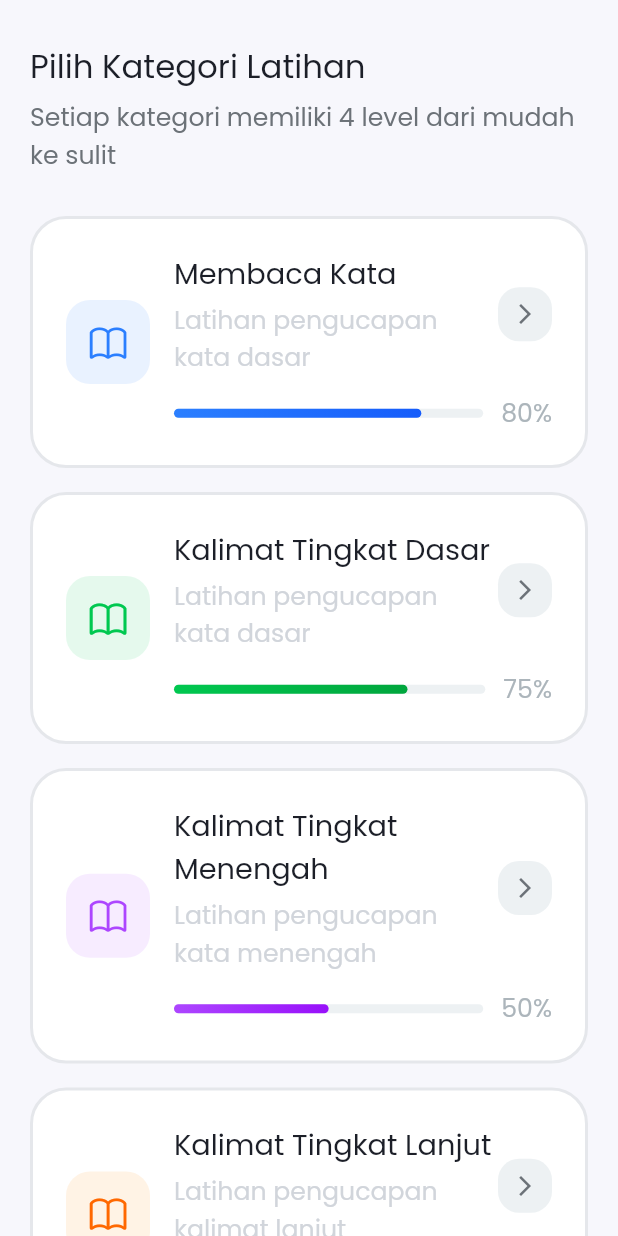
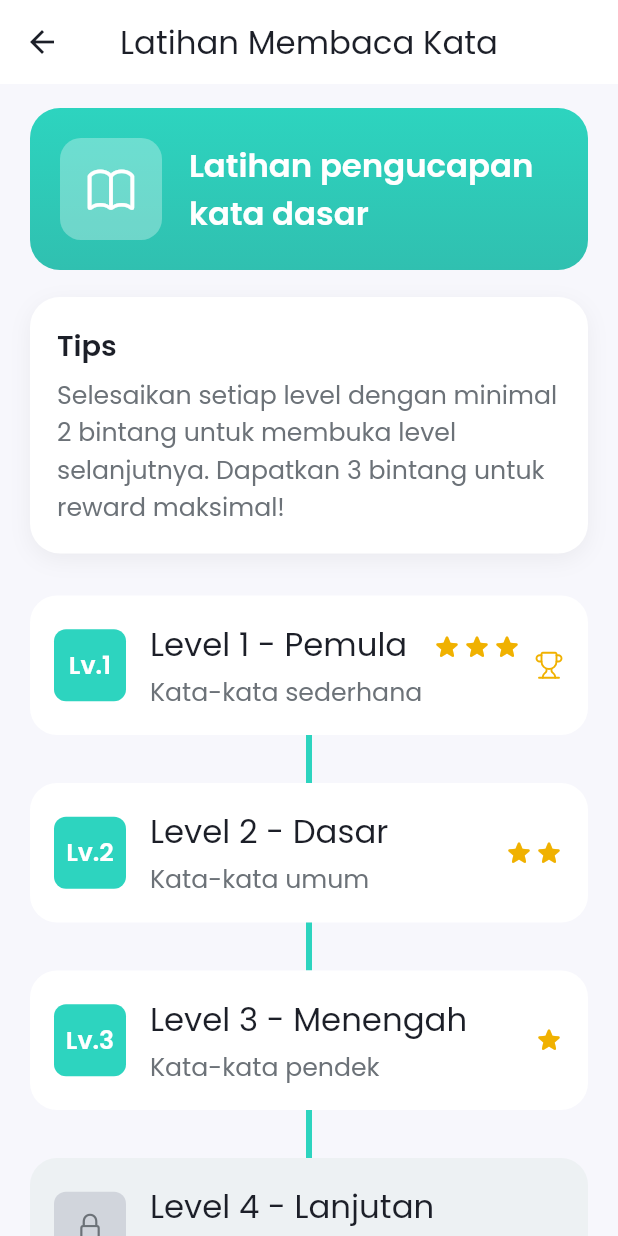
Before and after one commit to mirzazulfadhliamin/tuturkata, a Flutter app: the screen it shows after launch, after a tap on "Membaca Kata", on a phone screen of 412 x 824 dp. Run offline on Flutter 3.47's test engine with Material 3 defaults, Android fonts, the phone set to English and light mode, and no system bars; our stand-ins replace bloc, equatable, flutter_bloc, flutter_dotenv, flutter_svg, get_it and 2 more.

Commit message:
feat [MZA] Fix Navigation to  ExercieDetailPage

```diff
--- a/lib/core/theme/color_styles.dart
+++ b/lib/core/theme/color_styles.dart
@@ -19,6 +19,7 @@ class AppColor {
   static const gray = Color(0xFFACB5BB);
   static const grayLight = Color(0xFFE5E7EB);
   static const grayDark = Color(0xFF6C7278);
+  static const grayBlue = Color(0xFFD1D5DC);
 
   // ========== SEMANTIC COLORS ==========
   static const success = Color(0xFF10B981);
@@ -46,6 +47,8 @@ class AppColor {
   static const blueDark = Color(0xFF155CFB);
   static const amberDark = Color(0xFFD08700);
   static const yellowSoft = Color(0xFFFEF9C2);
+  static const gold = Color(0xFFF0B100);
+
 
   // ========== TEXT COLORS ==========
   static const textPrimary = Color(0xFF1C1F28);
--- a/lib/feature/exercise/presentation/bloc/exercise_bloc.dart
+++ b/lib/feature/exercise/presentation/bloc/exercise_bloc.dart
@@ -5,10 +5,16 @@ import 'exercise_state.dart';
 import 'exercise_model.dart';
 
 class ExerciseBloc extends Bloc<ExerciseEvent, ExerciseState> {
-  ExerciseBloc() : super(ExerciseState.initial()) {
-    on<LoadExercises>((event, emit) {
+  ExerciseBloc() : super(ExerciseInitial()) {
+
+    on<LoadExercisesEvent>((event, emit) async {
+      emit(ExerciseLoading());
+
+      await Future.delayed(const Duration(milliseconds: 300));
+
       final exercises = [
         ExerciseModel(
+          id: 1,
           title: 'Membaca Kata',
           subtitle: 'Latihan pengucapan kata dasar',
           progress: 80,
@@ -21,6 +27,7 @@ class ExerciseBloc extends Bloc<ExerciseEvent, ExerciseState> {
           ],
         ),
         ExerciseModel(
+          id: 2,
           title: 'Kalimat Tingkat Dasar',
           subtitle: 'Latihan pengucapan kata dasar',
           progress: 75,
@@ -33,6 +40,7 @@ class ExerciseBloc extends Bloc<ExerciseEvent, ExerciseState> {
           ],
         ),
         ExerciseModel(
+          id: 3,
           title: 'Kalimat Tingkat Menengah',
           subtitle: 'Latihan pengucapan kata menengah',
           progress: 50,
@@ -45,6 +53,7 @@ class ExerciseBloc extends Bloc<ExerciseEvent, ExerciseState> {
           ],
         ),
         ExerciseModel(
+          id: 4,
           title: 'Kalimat Tingkat Lanjut',
           subtitle: 'Latihan pengucapan kalimat lanjut',
           progress: 25,
@@ -53,12 +62,12 @@ class ExerciseBloc extends Bloc<ExerciseEvent, ExerciseState> {
           iconBg: AppColor.orangeDark.value,
           gradient: [
             AppColor.orangeDark.value,
-            AppColor.orange.value, // pengganti 0xFFF44900
+            AppColor.orange.value,
           ],
         ),
       ];
 
-      emit(ExerciseState(exercises: exercises));
+      emit(ExerciseLoaded(exercises: exercises));
     });
   }
 }
--- a/lib/feature/exercise/presentation/bloc/exercise_event.dart
+++ b/lib/feature/exercise/presentation/bloc/exercise_event.dart
@@ -1,4 +1,3 @@
-// exercise_event.dart
 abstract class ExerciseEvent {}
 
-class LoadExercises extends ExerciseEvent {}
+class LoadExercisesEvent extends ExerciseEvent {}
--- a/lib/feature/exercise/presentation/bloc/exercise_model.dart
+++ b/lib/feature/exercise/presentation/bloc/exercise_model.dart
@@ -1,5 +1,6 @@
 // exercise_model.dart
 class ExerciseModel {
+  final int id;
   final String title;
   final String subtitle;
   final int progress;
@@ -9,6 +10,7 @@ class ExerciseModel {
   final List<int> gradient;
 
   ExerciseModel({
+    required this.id,
     required this.title,
     required this.subtitle,
     required this.progress,
--- a/lib/feature/exercise/presentation/bloc/exercise_state.dart
+++ b/lib/feature/exercise/presentation/bloc/exercise_state.dart
@@ -1,12 +1,12 @@
-// exercise_state.dart
 import 'exercise_model.dart';
 
-class ExerciseState {
+abstract class ExerciseState {}
+
+class ExerciseInitial extends ExerciseState {}
+
+class ExerciseLoading extends ExerciseState {}
+
+class ExerciseLoaded extends ExerciseState {
   final List<ExerciseModel> exercises;
-
-  ExerciseState({required this.exercises});
-
-  factory ExerciseState.initial() {
-    return ExerciseState(exercises: []);
-  }
+  ExerciseLoaded({required this.exercises});
 }
--- a/lib/feature/exercise/presentation/pages/exercise_detail.dart
+++ b/lib/feature/exercise/presentation/pages/exercise_detail.dart
@@ -0,0 +1,281 @@
+import 'package:flutter/cupertino.dart';
+import 'package:flutter/material.dart';
+import 'package:flutter_svg/svg.dart';
+import 'package:tutur_kata/core/theme/color_styles.dart';
+import 'package:tutur_kata/core/theme/text_styles.dart';
+
+class ExerciseDetailPage extends StatelessWidget {
+  final int id;
+  final String title;
+
+  const ExerciseDetailPage({
+    super.key,
+    required this.id,
+    required this.title,
+  });
+
+  @override
+  Widget build(BuildContext context) {
+    return Scaffold(
+      appBar:  AppBar(
+        backgroundColor: AppColor.white,
+        elevation: 0,
+        leading: IconButton(
+          icon: const Icon(Icons.arrow_back, color: AppColor.black),
+          onPressed: () => Navigator.pop(context),
+        ),
+        title: Text(
+          "Latihan $title",
+          style: tsTitleSmallRegular(AppColor.textPrimary),
+        ),
+        centerTitle: true,
+      ),
+      backgroundColor: const Color(0xFFF7F7FC),
+      body: SafeArea(
+        child: SingleChildScrollView(
+          child: Column(
+            children: [
+              const SizedBox(height: 16),
+              _buildCategoryCard(),
+
+              const SizedBox(height: 18),
+              _buildTipsCard(),
+
+              const SizedBox(height: 28),
+              _buildLevelList(),
+              const SizedBox(height: 28),
+            ],
+          ),
+        ),
+      ),
+    );
+  }
+
+
+  // CATEGORY CARD ---------------------------------------------------
+  Widget _buildCategoryCard() {
+    return Container(
+      margin: const EdgeInsets.symmetric(horizontal: 20),
+      padding: const EdgeInsets.all(20),
+      decoration: BoxDecoration(
+        gradient: AppColor.gradientVertical(AppColor.primary, AppColor.primaryMedium),
+        borderRadius: BorderRadius.circular(20),
+      ),
+      child: Row(
+        children: [
+          Container(
+            padding: const EdgeInsets.all(16),
+            decoration: BoxDecoration(
+              color: Colors.white.withOpacity(0.3),
+              borderRadius: BorderRadius.circular(14),
+            ),
+            child: const Icon(
+              CupertinoIcons.book,
+              size: 36,
+              color: Colors.white,
+            ),
+          ),
+          const SizedBox(width: 18),
+          Expanded(
+            child: Text(
+              "Latihan pengucapan kata dasar",
+              style: tsTitleSmallSemiBold(Colors.white),
+            ),
+          )
+        ],
+      ),
+    );
+  }
+
+  // TIPS CARD -------------------------------------------------------
+  Widget _buildTipsCard() {
+    return Container(
+      margin: const EdgeInsets.symmetric(horizontal: 20),
+      padding: const EdgeInsets.all(18),
+      decoration: BoxDecoration(
+        color: Colors.white,
+        borderRadius: BorderRadius.circular(20),
+        boxShadow: [
+          BoxShadow(
+            color: Colors.black12.withOpacity(0.05),
+            blurRadius: 12,
+            offset: const Offset(0, 4),
+          )
+        ],
+      ),
+      child: Column(
+        crossAxisAlignment: CrossAxisAlignment.start,
+        children: [
+          Text("Tips", style: tsBodyLargeSemiBold(AppColor.textPrimary)),
+          const SizedBox(height: 6),
+          Text(
+            "Selesaikan setiap level dengan minimal 2 bintang untuk membuka level selanjutnya. Dapatkan 3 bintang untuk reward maksimal!",
+            style: tsBodyMediumRegular(AppColor.textSecondary),
+          ),
+        ],
+      ),
+    );
+  }
+
+  // LEVEL LIST -----------------------------------------------------
+  Widget _buildLevelList() {
+    return Column(
+      children: [
+        _buildLevelItem(
+          level: 1,
+          title: "Level 1 - Pemula",
+          subtitle: "Kata-kata sederhana",
+          stars: 3,
+          locked: false,
+        ),
+        _buildDividerLine(false),
+
+        _buildLevelItem(
+          level: 2,
+          title: "Level 2 - Dasar",
+          subtitle: "Kata-kata umum",
+          stars: 2,
+          locked: false,
+        ),
+        _buildDividerLine(false),
+
+        _buildLevelItem(
+          level: 3,
+          title: "Level 3 - Menengah",
+          subtitle: "Kata-kata pendek",
+          stars: 1,
+          locked: false,
+        ),
+        _buildDividerLine(false),
+
+        _buildLevelItem(
+          level: 4,
+          title: "Level 4 - Lanjutan",
+          subtitle: "Kata-kata kompleks",
+          stars: 0,
+          locked: true,
+        ),
+        _buildDividerLine(true),
+
+        _buildLevelItem(
+          level: 5,
+          title: "Level 5 - Mahir",
+          subtitle: "Kata-kata lengkap",
+          stars: 0,
+          locked: true,
+        ),
+      ],
+    );
+  }
+
+  Widget _buildDividerLine(bool aboveLocked) {
+    return Container(
+      height: 32,
+      width: 4,
+      color: aboveLocked ? AppColor.grayBlue : AppColor.primary,
+    );
+  }
+
+  Widget _buildLevelItem({
+    required int level,
+    required String title,
+    required String subtitle,
+    required int stars,
+    required bool locked,
+  }) {
+    return Container(
+      margin: const EdgeInsets.symmetric(horizontal: 20),
+      padding: const EdgeInsets.all(16),
+      decoration: BoxDecoration(
+        color: locked ?  AppColor.silver : AppColor.white,
+        borderRadius: BorderRadius.circular(18),
+      ),
+      child: Row(
+        children: [
+          _buildLevelBadge(level, locked),
+          const SizedBox(width: 16),
+          Expanded(
+            child: _buildLevelTexts(title, subtitle, locked),
+          ),
+          locked
+              ? const SizedBox.shrink()
+              : Row(
+            children: [
+              Transform.translate(
+                offset: stars == 3
+                    ? const Offset(0, -12)
+                    : Offset.zero,
+                child: _buildStars(stars),
+              ),
+              if (stars == 3) ...[
+                const SizedBox(width: 8),
+                SvgPicture.asset(
+                  'assets/svg/trophy.svg',
+                  color: AppColor.gold,
+                  width: 20,
+                  height: 20,
+                ),
+              ],
+            ],
+          ),
+        ],
+      ),
+    );
+  }
+
+  Widget _buildLevelBadge(int level, bool locked) {
+    return Container(
+      width: 48,
+      height: 48,
+      decoration: BoxDecoration(
+        color: locked ? AppColor.grayBlue : AppColor.primary,
+        borderRadius: BorderRadius.circular(8),
+      ),
+      alignment: Alignment.center,
+      child: locked
+          ? const Icon(
+        CupertinoIcons.lock,
+        color: AppColor.grayDark,
+        size: 22,
+      )
+          : Text(
+        "Lv.$level",
+        style: tsBodyMediumSemiBold(Colors.white),
+      ),
+    );
+  }
+
+
+  Widget _buildLevelTexts(String title, String subtitle, bool locked) {
+    return Column(
+      crossAxisAlignment: CrossAxisAlignment.start,
+      children: [
+        Text(
+          title,
+          style: tsTitleSmallRegular(
+         AppColor.textPrimary,
+          ),
+        ),
+        const SizedBox(height: 4),
+        Text(
+          subtitle,
+          style: tsBodyMediumRegular(AppColor.textSecondary),
+        ),
+      ],
+    );
+  }
+
+
+  Widget _buildStars(int count) {
+    return Row(
+      children: List.generate(
+        count,
+            (index) => const Icon(
+          Icons.star_rounded,
+          color: AppColor.gold  ,
+          size: 20,
+        ),
+      ),
+    );
+  }
+}
--- a/lib/feature/exercise/presentation/pages/exercise_page.dart
+++ b/lib/feature/exercise/presentation/pages/exercise_page.dart
@@ -8,6 +8,7 @@ import 'package:tutur_kata/feature/exercise/presentation/pages/widgets/learning_
 import '../bloc/exercise_bloc.dart';
 import '../bloc/exercise_event.dart';
 import '../bloc/exercise_state.dart';
+import 'exercise_detail.dart';
 
 class ExercisePage extends StatelessWidget {
   final String categoryName;
@@ -22,25 +23,29 @@ class ExercisePage extends StatelessWidget {
   @override
   Widget build(BuildContext context) {
     return BlocProvider(
-      create: (_) => ExerciseBloc()..add(LoadExercises()),
+      create: (_) => ExerciseBloc()..add(LoadExercisesEvent()),
         child: Scaffold(
           backgroundColor: const Color(0xFFF7F7FC),
           body: SafeArea(
             child: BlocBuilder<ExerciseBloc, ExerciseState>(
               builder: (context, state) {
+                if (state is ExerciseLoading) {
+                  return const Center(child: CircularProgressIndicator());
+                }
+
+                if (state is ExerciseLoaded) {
+                  final loaded = state;
+
                   return SingleChildScrollView(
                     child: Column(
                       children: [
                         _buildHeader(context),
                         const SizedBox(height: 12),
                         Padding(
-                      padding: const EdgeInsets.symmetric(
-                        horizontal: 20,
-                        vertical: 16,
-                      ),
+                          padding: const EdgeInsets.symmetric(horizontal: 20, vertical: 16),
                           child: Column(
                             children: [
-                          ...state.exercises.asMap().entries.map((entry) {
+                              ...loaded.exercises.asMap().entries.map((entry) {
                                 final item = entry.value;
                                 final index = entry.key;
                                 return Padding(
@@ -53,12 +58,19 @@ class ExercisePage extends StatelessWidget {
                                     icon: _getIconForIndex(index),
                                     iconColor: Color(item.iconColor),
                                     iconBackground: Color(item.iconBg),
-                                gradientColors: item.gradient
-                                    .map((hex) => Color(hex))
-                                    .toList(),
+                                    gradientColors: item.gradient.map((hex) => Color(hex)).toList(),
                                     onTap: () {
-                                  // TODO: Navigasi ke Latihan / Quiz
+                                      Navigator.push(
+                                        context,
+                                        MaterialPageRoute(
+                                          builder: (_) => ExerciseDetailPage(
+                                            id: item.id,
+                                            title: item.title, // kalau butuh title
+                                          ),
+                                        ),
+                                      );
                                     },
+
                                   ),
                                 );
                               }),
@@ -69,10 +81,13 @@ class ExercisePage extends StatelessWidget {
                       ],
                     ),
                   );
+                }
+
+                return const SizedBox();
               },
             ),
           ),
-      ),
+        )
     );
   }
 
--- a/lib/main.dart
+++ b/lib/main.dart
@@ -1,6 +1,7 @@
 import 'package:flutter/material.dart';
 import 'package:flutter_bloc/flutter_bloc.dart';
 import 'package:flutter_dotenv/flutter_dotenv.dart';
+import 'package:tutur_kata/feature/exercise/presentation/bloc/exercise_bloc.dart';
 import 'core/bloc/test.dart';
 
 import 'core/route/app_route.dart';
@@ -26,6 +27,9 @@ class MyApp extends StatelessWidget {
         BlocProvider<HomeBloc>(
           create: (context) => HomeBloc(),
         ),
+        BlocProvider<ExerciseBloc>(
+          create: (context) => ExerciseBloc(),
+        ),
       ],
       child: MaterialApp(
         title: "Flutter BLoC Setup",
```
Lines whose indentation alone changed are shown as unchanged.
